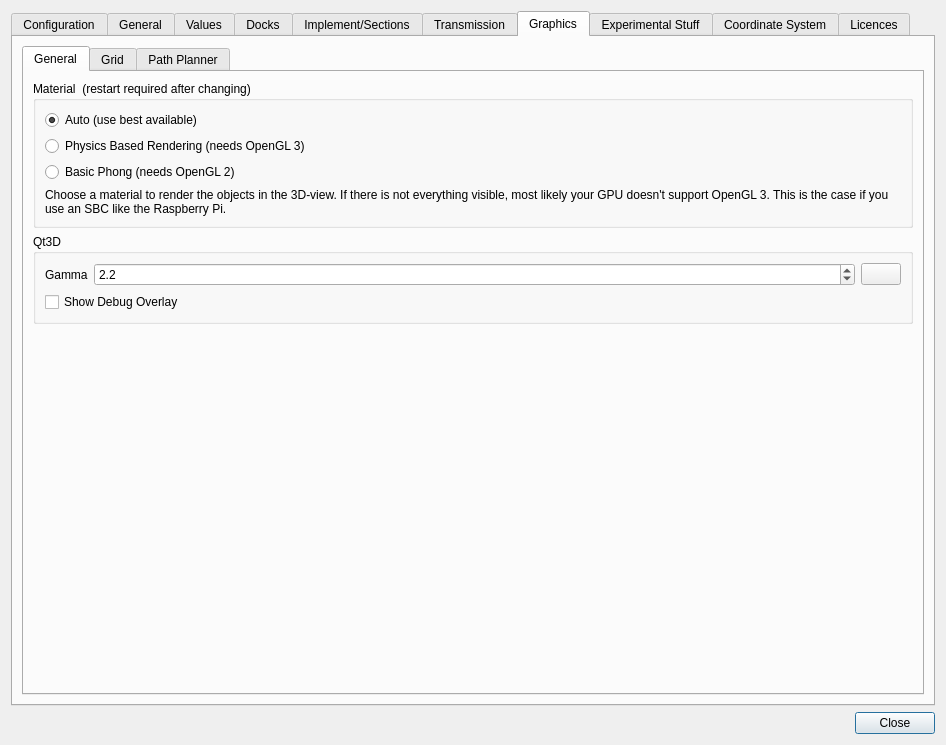
Old version of the form src/gui/SettingsDialog.ui in the repository eringerli/QtOpenGuidance.
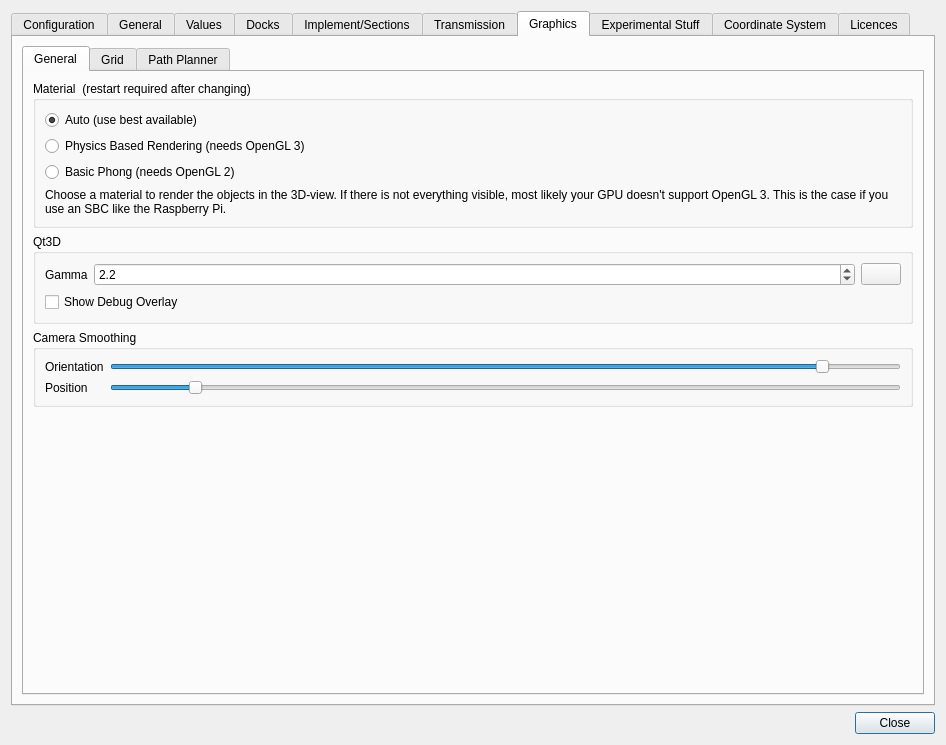
New version of the form. Icons and pictures are not drawn. Custom widgets are drawn as their Qt base class.

Commit message: added position and orientation smoothing to the camera

Patch:
```diff
--- a/src/gui/SettingsDialog.ui
+++ b/src/gui/SettingsDialog.ui
@@ -1108,7 +1108,69 @@
                    <string/>
                   </property>
                   <property name="icon">
-                   <iconset theme="edit-clear"/>
+                   <iconset theme="edit-clear">
+                    <normaloff>.</normaloff>.</iconset>
+                  </property>
+                 </widget>
+                </item>
+               </layout>
+              </widget>
+             </item>
+             <item>
+              <widget class="QGroupBox" name="groupBox_5">
+               <property name="title">
+                <string>Camera Smoothing</string>
+               </property>
+               <layout class="QFormLayout" name="formLayout">
+                <item row="0" column="0">
+                 <widget class="QLabel" name="label_11">
+                  <property name="text">
+                   <string>Orientation</string>
+                  </property>
+                 </widget>
+                </item>
+                <item row="0" column="1">
+                 <widget class="QSlider" name="slCameraSmoothingOrientation">
+                  <property name="minimum">
+                   <number>0</number>
+                  </property>
+                  <property name="maximum">
+                   <number>99</number>
+                  </property>
+                  <property name="pageStep">
+                   <number>90</number>
+                  </property>
+                  <property name="value">
+                   <number>90</number>
+                  </property>
+                  <property name="orientation">
+                   <enum>Qt::Horizontal</enum>
+                  </property>
+                  <property name="invertedAppearance">
+                   <bool>false</bool>
+                  </property>
+                 </widget>
+                </item>
+                <item row="1" column="0">
+                 <widget class="QLabel" name="label_12">
+                  <property name="text">
+                   <string>Position</string>
+                  </property>
+                 </widget>
+                </item>
+                <item row="1" column="1">
+                 <widget class="QSlider" name="slCameraSmoothingPosition">
+                  <property name="minimum">
+                   <number>0</number>
+                  </property>
+                  <property name="maximum">
+                   <number>99</number>
+                  </property>
+                  <property name="value">
+                   <number>10</number>
+                  </property>
+                  <property name="orientation">
+                   <enum>Qt::Horizontal</enum>
                   </property>
                  </widget>
                 </item>
```
The commit also changes 6 other files.
